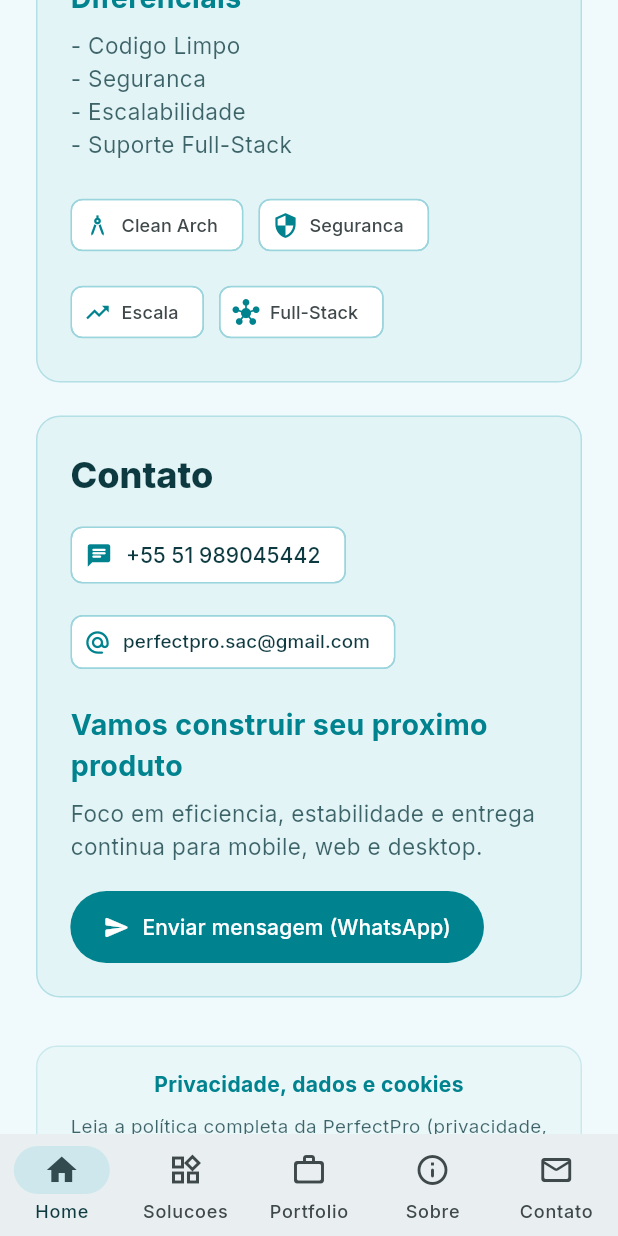
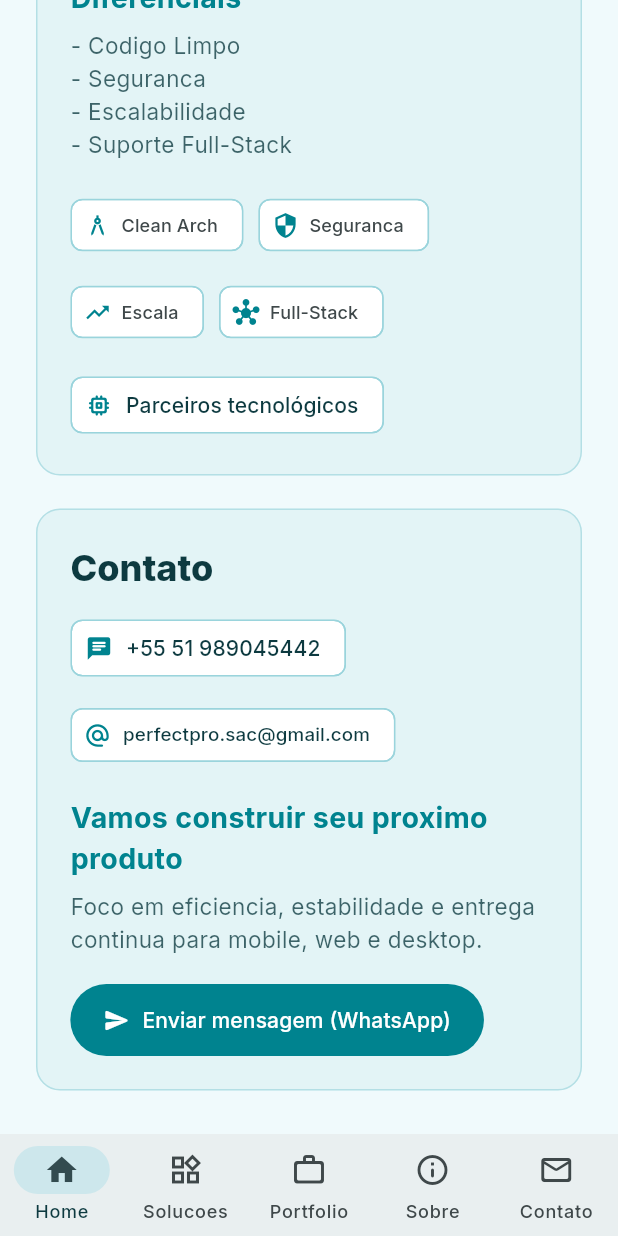
Before and after one commit to perfectprosac-ai/PerfectPro-Web, a Flutter app: the screen it shows after launch, scrolled down 1728 dp, on a phone screen of 412 x 824 dp. Run offline on Flutter 3.47's test engine with Material 3 defaults, Android fonts, the phone set to English and light mode, and no system bars; our stand-ins replace google_fonts, web.

```diff
--- a/lib/main.dart
+++ b/lib/main.dart
@@ -1,5 +1,6 @@
 import 'elastic_service.dart';
 import 'politica_page.dart';
+import 'tecnologias_page.dart';
 import 'web_cookie_consent_stub.dart' if (dart.library.html) 'web_cookie_consent_web.dart' as cookie_consent;
 import 'dart:math' as math;
 import 'package:flutter/foundation.dart';
@@ -1338,6 +1339,24 @@ class _PortfolioMotionBlockState extends State<PortfolioMotionBlock> with Single
               ],
             );
           },
+        ),
+        const SizedBox(height: 14),
+        Wrap(
+          spacing: 10,
+          runSpacing: 10,
+          children: [
+            ActionChip(
+              avatar: Icon(Icons.memory_rounded, size: 18, color: Theme.of(context).colorScheme.primary),
+              label: const Text('Parceiros tecnológicos'),
+              onPressed: () => Navigator.of(context).push(
+                MaterialPageRoute(
+                  builder: (_) => const TecnologiasPage(),
+                ),
+              ),
+              side: BorderSide(color: Theme.of(context).colorScheme.outline),
+              backgroundColor: Theme.of(context).colorScheme.surface,
+            ),
+          ],
         ),
       ],
     );
```
Also changed, not shown: 1 other file.
